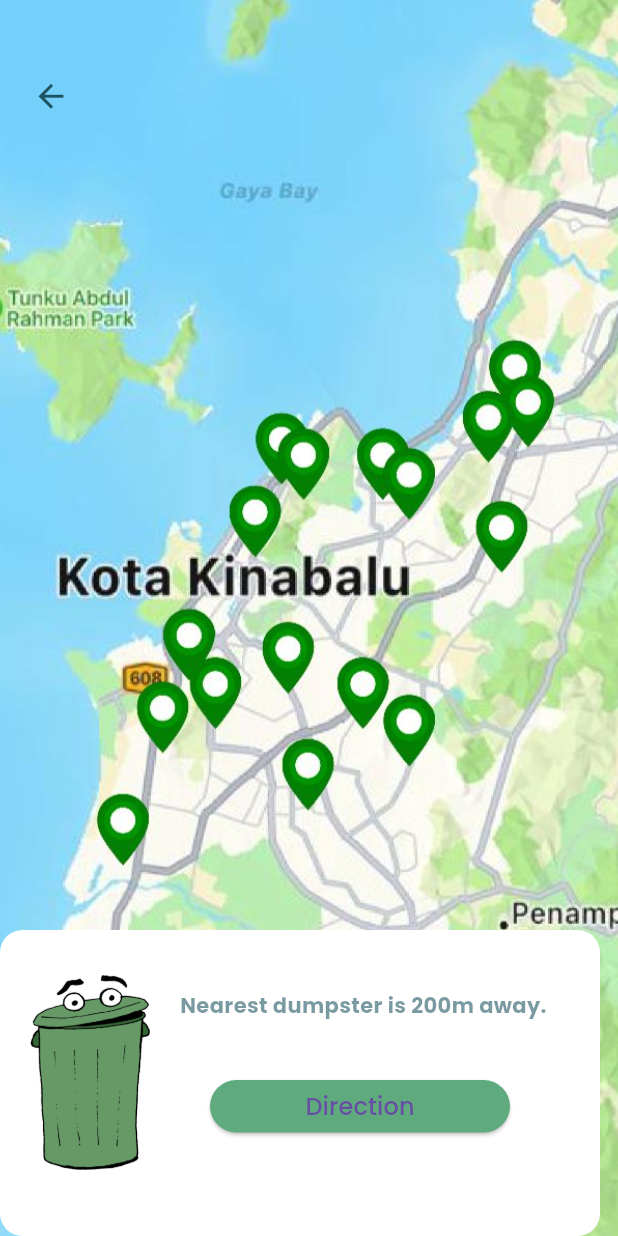
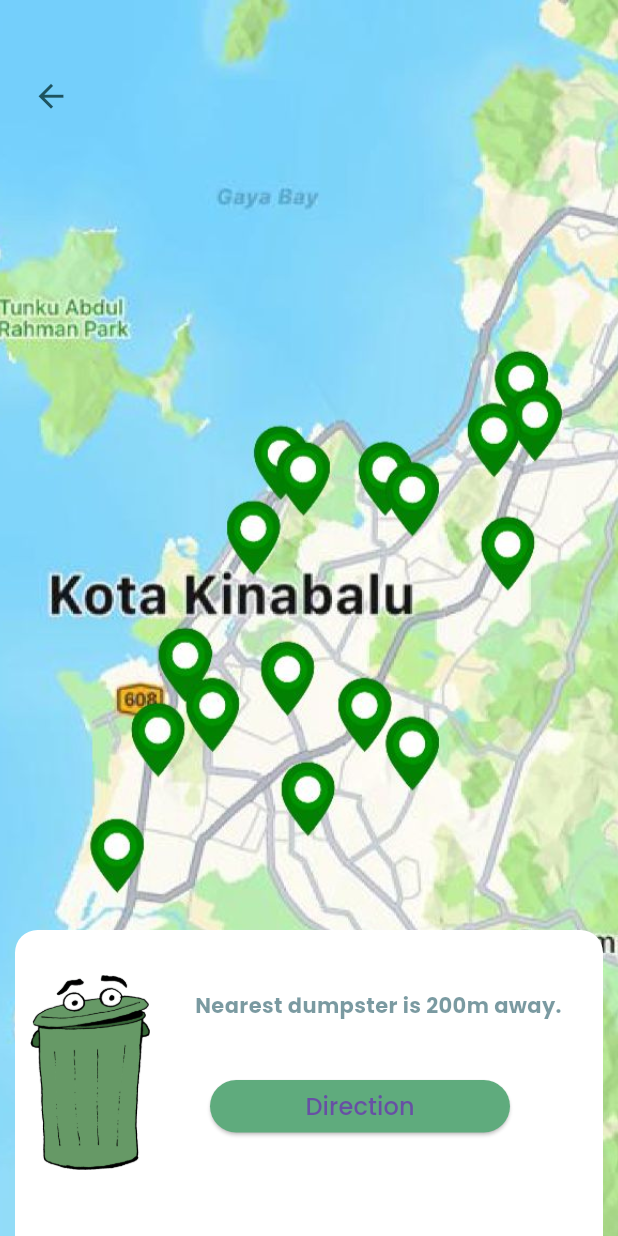
Before and after one commit to jellysuna/waste-management, a Flutter app: the HomePage screen opened directly, after a tap on "Nearest", on a phone screen of 412 x 824 dp. Run offline on Flutter 3.47's test engine with Material 3 defaults, Android fonts, the phone set to English and light mode, and no system bars.

Commit message:
scroll fix #2

```diff
--- a/flutter_application_1/lib/home_page.dart
+++ b/flutter_application_1/lib/home_page.dart
@@ -79,7 +79,8 @@ class HomePage extends StatelessWidget {
         automaticallyImplyLeading: false,
         backgroundColor: const Color.fromARGB(249, 248, 248, 248),
       ),
-      body: Wrap(
+      body: SingleChildScrollView(
+        child: Wrap(
           children: [
             GestureDetector(
               onTap: () {
@@ -247,7 +248,8 @@ class HomePage extends StatelessWidget {
                     ]),
                 child: Column(
                   children: [
-                  const Padding(padding: EdgeInsets.all(10.0)),
+                    const Padding(padding: const EdgeInsets.only(
+                        left: 10, right: 10, bottom: 8)),
                     Image.asset('images/boxresize1.png'),
                     const ListTile(
                       title: Text(
@@ -324,6 +326,7 @@ class HomePage extends StatelessWidget {
             ),
           ],
         ),
+      ),
     );
   }
 }
--- a/flutter_application_1/lib/nearest_page.dart
+++ b/flutter_application_1/lib/nearest_page.dart
@@ -8,21 +8,26 @@ class NearestPage extends StatelessWidget {
   Widget build(BuildContext context) {
     return Scaffold(
       backgroundColor: const Color.fromARGB(255, 232, 226, 228),
-      // appBar: AppBar(
-      //   title: const Text('Nearest',
-      //       style: TextStyle(color: Color.fromARGB(255, 29, 83, 95))),
-      //   backgroundColor: const Color.fromARGB(255, 95, 171, 125),
-      // ),
-      body: Stack(children: [
-        Container(
+      body: SingleChildScrollView(
+        child: SizedBox(
+          height: 850, // Total height of the scrollable content
+          child: Stack(
+            children: [
+              // Background image
+              Positioned.fill(
+                child: Container(
                   decoration: const BoxDecoration(
                     image: DecorationImage(
                       image: AssetImage('images/Map.jpg'),
                       fit: BoxFit.cover,
-          )),
                     ),
-        Container(
-          margin: const EdgeInsets.only(top: 40.0, left: 10.0),
+                  ),
+                ),
+              ),
+              // Back button
+              Positioned(
+                top: 40.0,
+                left: 10.0,
                 child: IconButton(
                   iconSize: 25,
                   onPressed: () {
@@ -35,12 +40,15 @@ class NearestPage extends StatelessWidget {
                       color: Color.fromARGB(255, 29, 83, 95)),
                 ),
               ),
-        Container(
-          width: 400,
+              // Nearest dumpster container
+              Positioned(
+                top: 620.0,
+                left: 0,
+                right: 0,
+                child: Container(
+                  width: MediaQuery.of(context).size.width,
                   height: 220,
-          margin: const EdgeInsets.only(
-            top: 620.0,
-          ),
+                  margin: const EdgeInsets.symmetric(horizontal: 10.0),
                   decoration: BoxDecoration(
                     color: Colors.white,
                     borderRadius: BorderRadius.circular(15),
@@ -61,25 +69,31 @@ class NearestPage extends StatelessWidget {
                     ),
                   ),
                 ),
-        Padding(
-          padding: const EdgeInsets.only(
+              ),
+              // Direction button
+              Positioned(
                 top: 720.0,
                 left: 140,
-          ),
                 child: SizedBox(
                   width: 200.0,
                   height: 35.0,
                   child: ElevatedButton(
                     onPressed: () {},
                     style: ElevatedButton.styleFrom(
-                      backgroundColor: const Color.fromARGB(255, 95, 171, 125)),
+                      backgroundColor:
+                          const Color.fromARGB(255, 95, 171, 125),
+                    ),
                     child: const Text(
                       'Direction',
                       style: TextStyle(fontFamily: 'Poppins', fontSize: 16.0),
-                  ))),
                     ),
-        Padding(
-          padding: const EdgeInsets.only(top: 650, left: 20),
+                  ),
+                ),
+              ),
+              // Dumpster image
+              Positioned(
+                top: 650,
+                left: 20,
                 child: Container(
                   width: 80.0,
                   height: 130,
@@ -89,8 +103,11 @@ class NearestPage extends StatelessWidget {
                     fit: BoxFit.fill,
                   ),
                 ),
-        )
-      ]),
+              ),
+            ],
+          ),
+        ),
+      ),
     );
   }
 }
```
Also changed, not shown: flutter_application_1/lib/garbageday_page.dart (+38 -36 lines), flutter_application_1/lib/news_page.dart (+58 -36 lines), flutter_application_1/lib/profile_page.dart (+6 -5 lines). Lines whose indentation alone changed are shown as unchanged.
